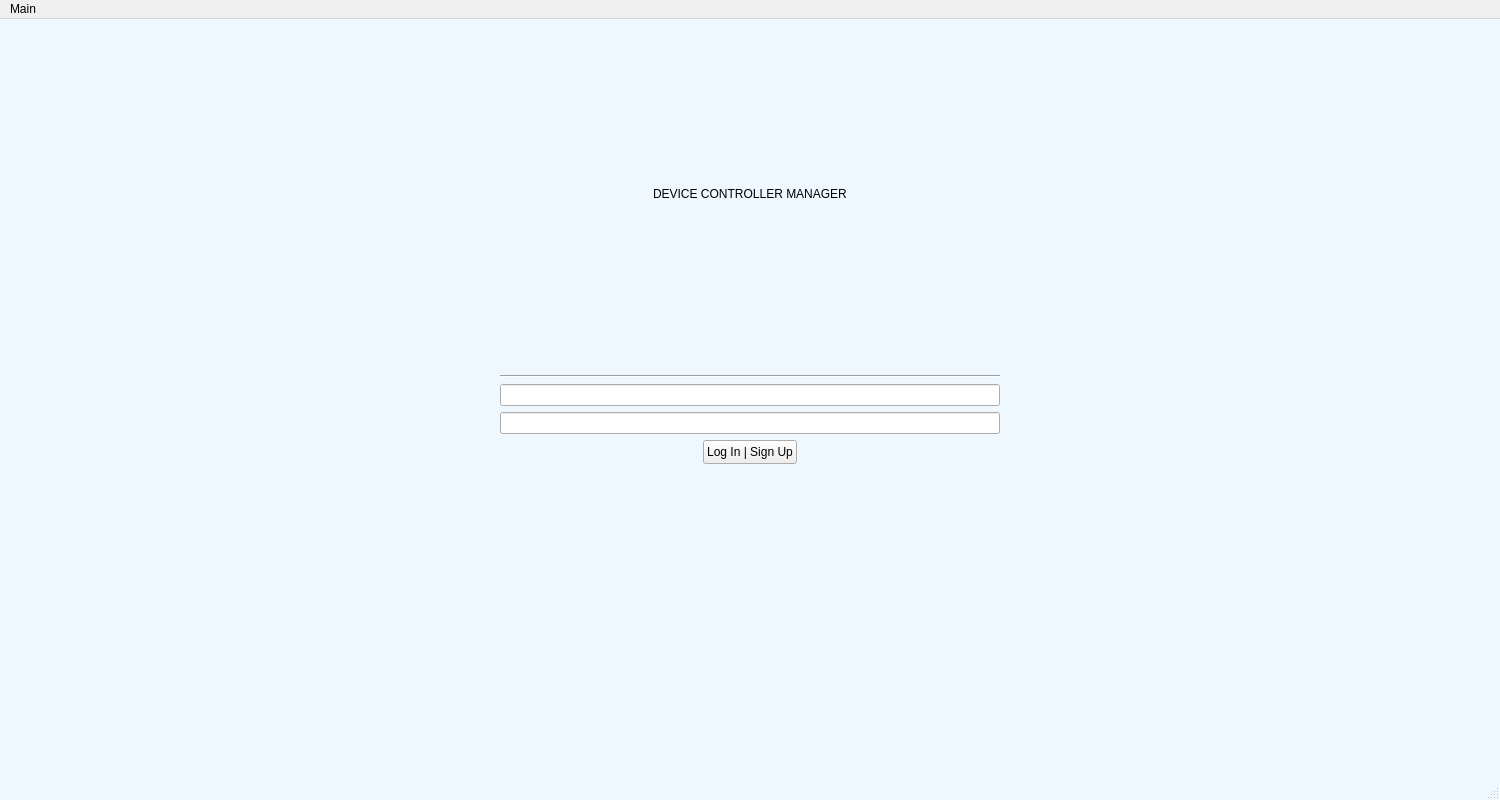
Before: the Qt Designer form DCM_group32/UI/MainWindow - LoginScreen.ui in abdelmoniemh/3K04-Pacemaker-Project, drawn with Qt 5.
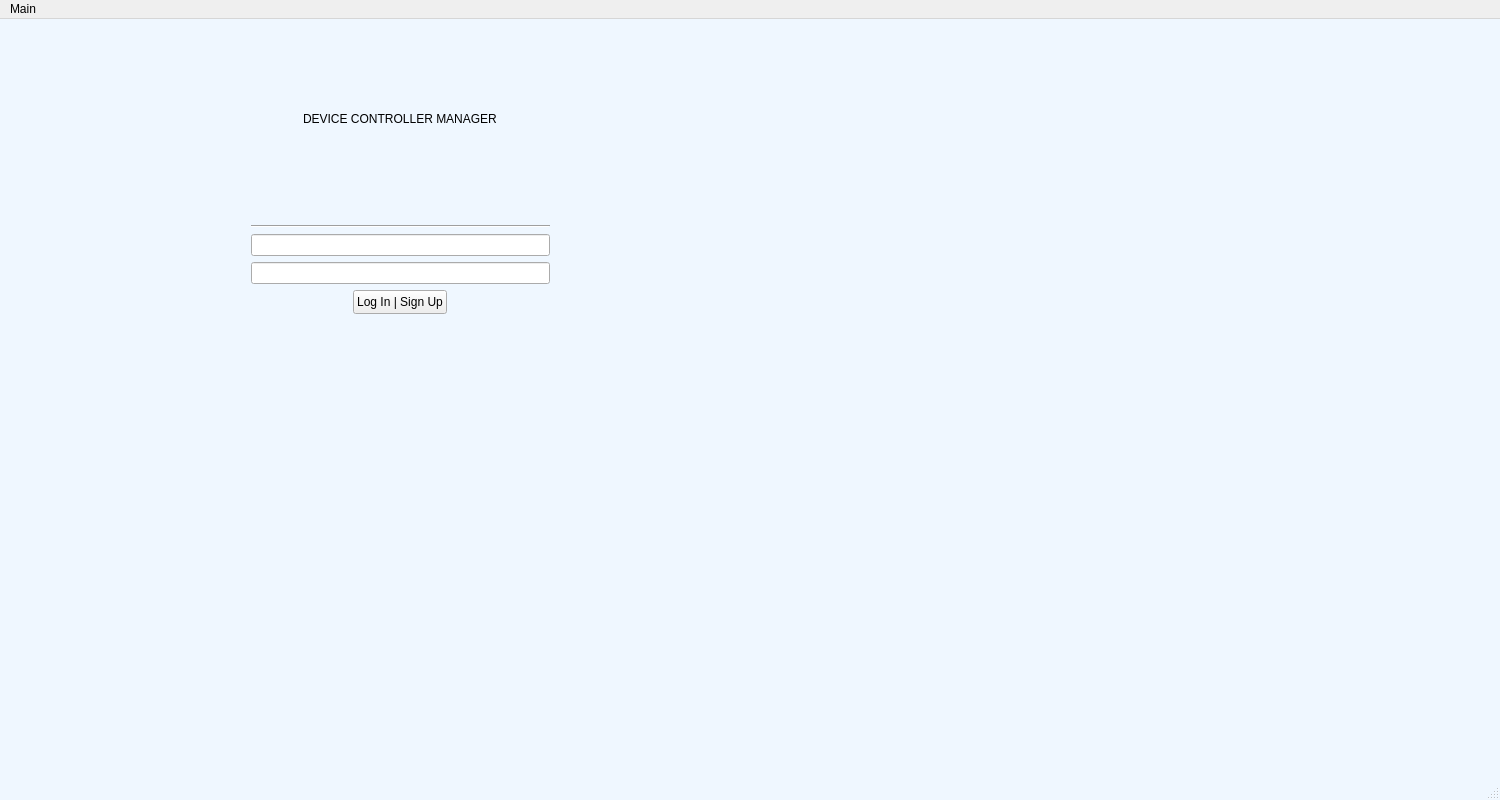
After: the same form once the commit is applied.

Diff of the .ui file:
```diff
--- a/DCM_group32/UI/MainWindow - LoginScreen.ui
+++ b/DCM_group32/UI/MainWindow - LoginScreen.ui
@@ -18,8 +18,8 @@
   </property>
   <property name="minimumSize">
    <size>
-    <width>1500</width>
-    <height>800</height>
+    <width>800</width>
+    <height>500</height>
    </size>
   </property>
   <property name="maximumSize">
@@ -46,8 +46,8 @@
    </property>
    <property name="minimumSize">
     <size>
-     <width>1500</width>
-     <height>800</height>
+     <width>800</width>
+     <height>500</height>
     </size>
    </property>
    <property name="maximumSize">
@@ -61,8 +61,8 @@
      <rect>
       <x>0</x>
       <y>0</y>
-      <width>1500</width>
-      <height>800</height>
+      <width>800</width>
+      <height>500</height>
      </rect>
     </property>
     <property name="sizePolicy">
@@ -73,8 +73,8 @@
     </property>
     <property name="minimumSize">
      <size>
-      <width>1500</width>
-      <height>800</height>
+      <width>800</width>
+      <height>500</height>
      </size>
     </property>
     <property name="maximumSize">
@@ -135,7 +135,7 @@
         <enum>Qt::Horizontal</enum>
        </property>
        <property name="sizeType">
-        <enum>QSizePolicy::Expanding</enum>
+        <enum>QSizePolicy::MinimumExpanding</enum>
        </property>
        <property name="sizeHint" stdset="0">
         <size>
@@ -157,7 +157,7 @@
         <enum>Qt::Horizontal</enum>
        </property>
        <property name="sizeType">
-        <enum>QSizePolicy::Expanding</enum>
+        <enum>QSizePolicy::MinimumExpanding</enum>
        </property>
        <property name="sizeHint" stdset="0">
         <size>
@@ -169,6 +169,12 @@
      </item>
      <item row="3" column="1">
       <widget class="QLineEdit" name="passwordField">
+       <property name="sizePolicy">
+        <sizepolicy hsizetype="Preferred" vsizetype="Fixed">
+         <horstretch>0</horstretch>
+         <verstretch>0</verstretch>
+        </sizepolicy>
+       </property>
        <property name="minimumSize">
         <size>
          <width>299</width>
@@ -185,6 +191,12 @@
      </item>
      <item row="2" column="1">
       <widget class="QLineEdit" name="usernameField">
+       <property name="sizePolicy">
+        <sizepolicy hsizetype="Preferred" vsizetype="Fixed">
+         <horstretch>0</horstretch>
+         <verstretch>0</verstretch>
+        </sizepolicy>
+       </property>
        <property name="minimumSize">
         <size>
          <width>299</width>
```
